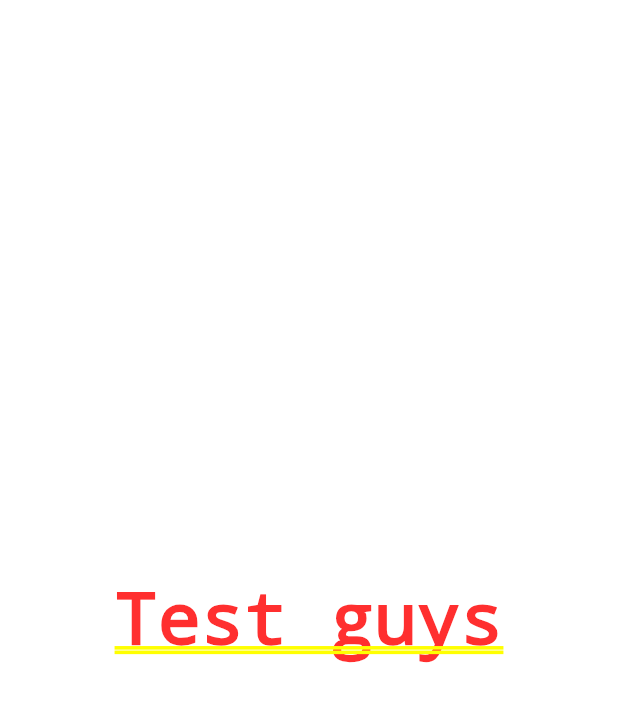
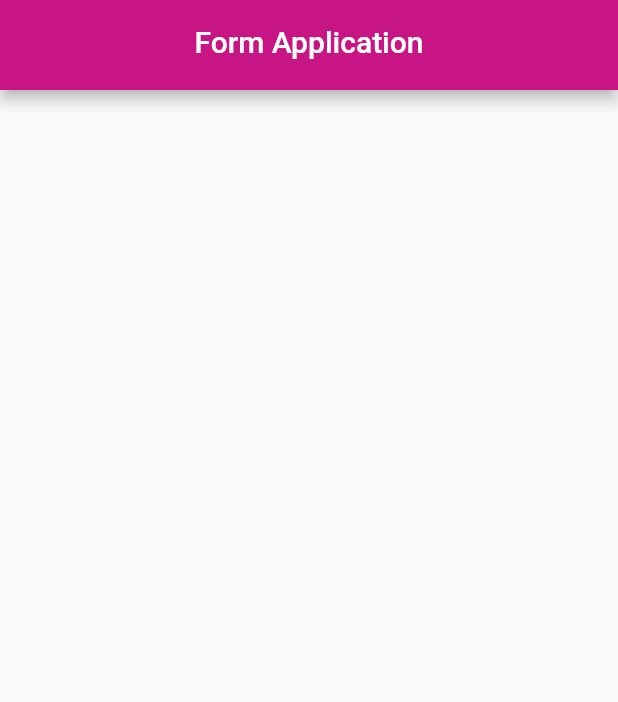
Before and after one commit to iqbalsuwandi20/form-application, a Flutter app: the screen it shows after launch, on a phone screen of 412 x 824 dp. Shown: the top 702 px of the screen. Run offline on Flutter 3.47's test engine with Material 2 defaults, Android fonts, the phone set to English and light mode, and no system bars.

Commit message:
berhasil membuat appbar

```diff
--- a/lib/pages/home_page.dart
+++ b/lib/pages/home_page.dart
@@ -1,4 +1,5 @@
 import 'package:flutter/material.dart';
+import 'package:form_application/widget/appbar_widget.dart';
 
 class HomePage extends StatefulWidget {
   const HomePage({Key? key}) : super(key: key);
@@ -10,9 +11,10 @@ class HomePage extends StatefulWidget {
 class _HomePageState extends State<HomePage> {
   @override
   Widget build(BuildContext context) {
-    return const Center(
-      child: Text(
-        "Test guys"
+    return const Scaffold(
+      appBar: AppBarWidget(
+          title: "Form Application",
+          backgroundColor: Color(0xffc71585),
       ),
     );
   }
--- /dev/null
+++ b/lib/widget/appbar_widget.dart
@@ -0,0 +1,32 @@
+import 'package:flutter/material.dart';
+
+class AppBarWidget extends StatelessWidget implements PreferredSizeWidget {
+  final String title;
+  final Color backgroundColor;
+
+  const AppBarWidget({
+    Key? key,
+    required this.title,
+    required this.backgroundColor,
+  }) : super(key: key);
+
+  @override
+  // TODO: implement preferredSize
+  Size get preferredSize => const Size.fromHeight(60.0);
+
+  @override
+  Widget build(BuildContext context) {
+    return AppBar(
+      backgroundColor: backgroundColor,
+      title: Text(
+        title,
+        style: const TextStyle(
+          color: Colors.white,
+        ),
+      ),
+      // elevation: 5,
+      centerTitle: true,
+      automaticallyImplyLeading: false,
+    );
+  }
+}
```
